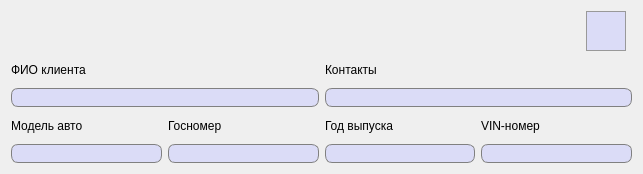
The window that ViewClient.ui (FediiBohdan/TechService) describes before a commit, drawn with Qt 5.
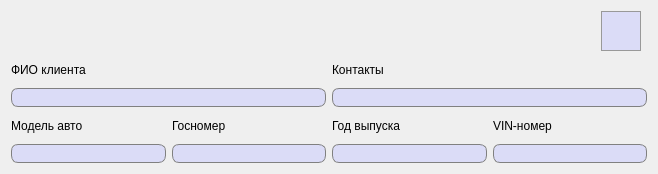
The same window after the commit. Icons and pictures are not drawn.

```diff
--- a/ViewClient.ui
+++ b/ViewClient.ui
@@ -6,7 +6,7 @@
    <rect>
     <x>0</x>
     <y>0</y>
-    <width>643</width>
+    <width>658</width>
     <height>174</height>
    </rect>
   </property>
```
Left out of the diff: 26 changed lines with no effect on the pictures.
